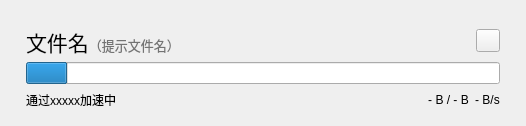
First picture: the form in ui_design/installation_card.ui, repository Re-Ch-Love/pavlov-toolbox, before the edit.
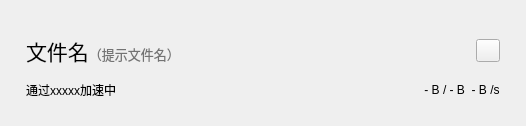
Second picture: the form after the edit. Custom widgets are drawn as their Qt base class.

```diff
--- a/ui_design/installation_card.ui
+++ b/ui_design/installation_card.ui
@@ -83,21 +83,7 @@
        </layout>
       </item>
       <item>
-       <layout class="QHBoxLayout" name="progressBarHLayout">
-        <item>
-         <widget class="ProgressBar" name="progressBar">
-          <property name="maximum">
-           <number>1000</number>
-          </property>
-          <property name="value">
-           <number>88</number>
-          </property>
-          <property name="format">
-           <string/>
-          </property>
-         </widget>
-        </item>
-       </layout>
+       <layout class="QHBoxLayout" name="progressBarHLayout"/>
       </item>
       <item>
        <layout class="QHBoxLayout" name="horizontalLayout_3">
@@ -130,23 +116,7 @@
            </sizepolicy>
           </property>
           <property name="text">
-           <string>- B / - B</string>
-          </property>
-          <property name="alignment">
-           <set>Qt::AlignmentFlag::AlignCenter</set>
-          </property>
-         </widget>
-        </item>
-        <item>
-         <widget class="CaptionLabel" name="speedLabel">
-          <property name="sizePolicy">
-           <sizepolicy hsizetype="Fixed" vsizetype="Maximum">
-            <horstretch>0</horstretch>
-            <verstretch>0</verstretch>
-           </sizepolicy>
-          </property>
-          <property name="text">
-           <string>- B/s</string>
+           <string>- B / - B  - B /s</string>
           </property>
           <property name="alignment">
            <set>Qt::AlignmentFlag::AlignCenter</set>
@@ -166,11 +136,6 @@
    <extends>QToolButton</extends>
    <header>qfluentwidgets</header>
   </customwidget>
-  <customwidget>
-   <class>ProgressBar</class>
-   <extends>QProgressBar</extends>
-   <header>qfluentwidgets</header>
-  </customwidget>
   <customwidget>
    <class>CardWidget</class>
    <extends>QWidget</extends>
```
Left out of the diff: 4 changed lines with no effect on the pictures.
